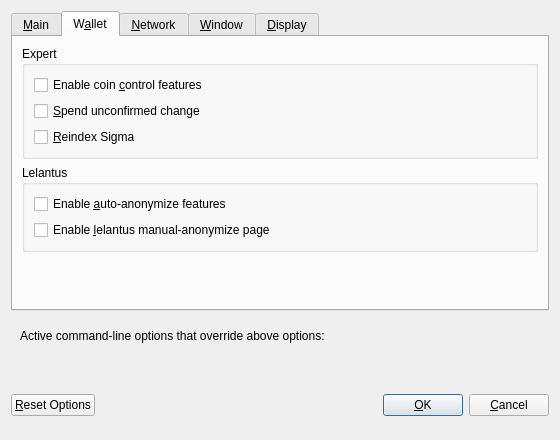
Qt form src/qt/forms/optionsdialog.ui (firoorg/firo) before a commit.
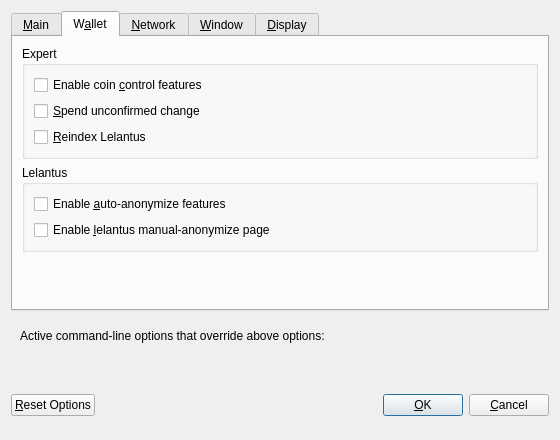
The same form after that commit. Custom widgets are drawn as their Qt base class.

Commit message: Fixing Reindex Lelantus

```diff
--- a/src/qt/forms/optionsdialog.ui
+++ b/src/qt/forms/optionsdialog.ui
@@ -169,7 +169,7 @@
              <string>Restore all Sigma transactions following a reindex.</string>
             </property>
             <property name="text">
-             <string>&amp;Reindex Sigma</string>
+             <string>&amp;Reindex Lelantus</string>
             </property>
            </widget>
           </item>
```
Left out of the diff: 4 changed lines with no effect on the pictures. The commit also changes 3 other files.
